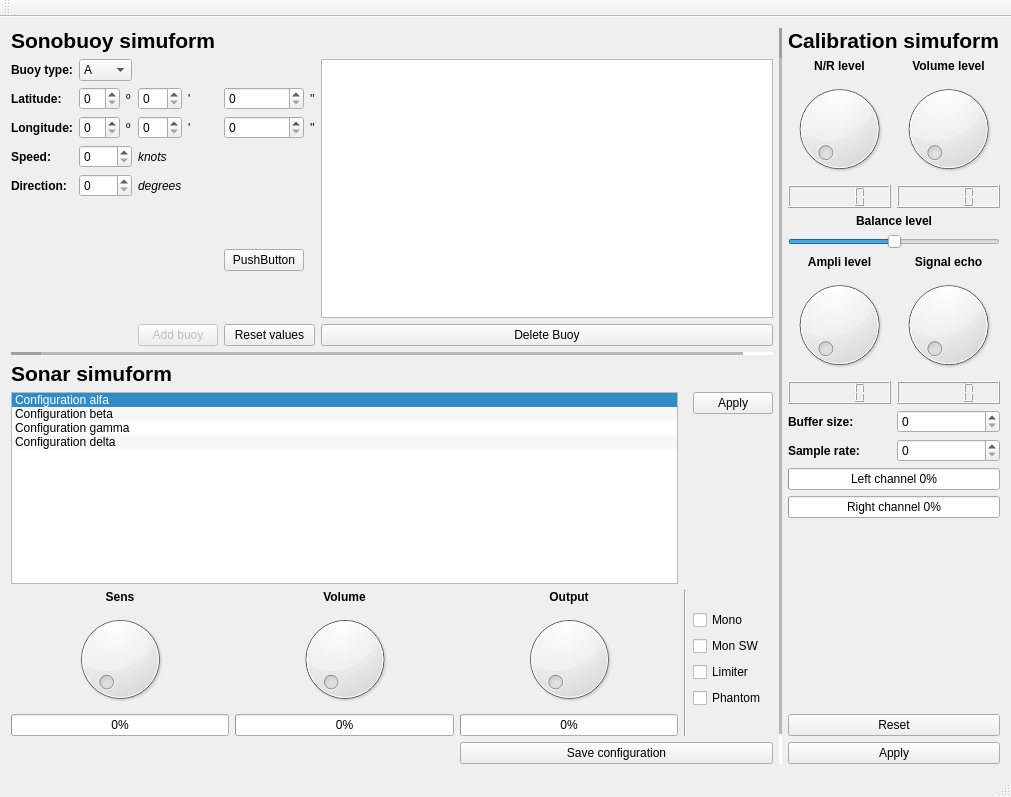
Qt form testbench/desktop/mainwindow.ui (pedromateo/openhmitester) before a commit.
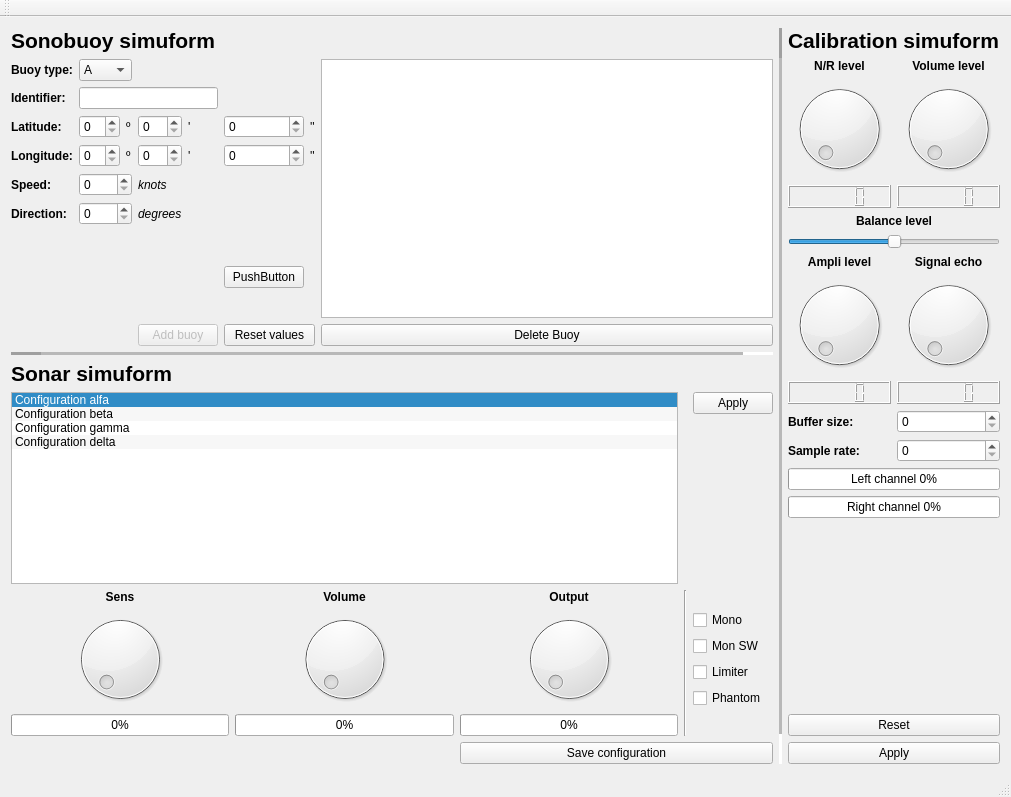
The same form after that commit.

Commit message: refining cross-platform testing

Diff of the .ui file:
```diff
--- a/testbench/desktop/mainwindow.ui
+++ b/testbench/desktop/mainwindow.ui
@@ -22,7 +22,7 @@
       </property>
       <item row="0" column="0">
        <layout class="QGridLayout" name="gridLayout">
-        <item row="2" column="0">
+        <item row="3" column="0">
          <widget class="QLabel" name="label">
           <property name="font">
            <font>
@@ -35,43 +35,43 @@
           </property>
          </widget>
         </item>
-        <item row="2" column="3">
+        <item row="3" column="3">
          <widget class="QSpinBox" name="spinBox"/>
         </item>
-        <item row="2" column="1">
+        <item row="3" column="1">
          <widget class="QSpinBox" name="spinBox_2"/>
         </item>
-        <item row="2" column="5">
+        <item row="3" column="5">
          <widget class="QSpinBox" name="spinBox_3"/>
         </item>
-        <item row="3" column="1">
+        <item row="4" column="1">
          <widget class="QSpinBox" name="spinBox_4"/>
         </item>
-        <item row="3" column="3">
-         <widget class="QSpinBox" name="spinBox_5"/>
-        </item>
-        <item row="3" column="5">
+        <item row="4" column="5">
          <widget class="QSpinBox" name="spinBox_6"/>
         </item>
-        <item row="3" column="0">
-         <widget class="QLabel" name="label_2">
-          <property name="font">
-           <font>
-            <weight>75</weight>
-            <bold>true</bold>
-           </font>
-          </property>
-          <property name="text">
-           <string>Longitude:</string>
-          </property>
-         </widget>
-        </item>
-        <item row="4" column="1" colspan="2">
-         <widget class="QSpinBox" name="spinBox_7"/>
+        <item row="4" column="3">
+         <widget class="QSpinBox" name="spinBox_5"/>
         </item>
         <item row="5" column="1" colspan="2">
+         <widget class="QSpinBox" name="spinBox_7"/>
+        </item>
+        <item row="6" column="1" colspan="2">
          <widget class="QSpinBox" name="spinBox_8"/>
         </item>
+        <item row="4" column="0">
+         <widget class="QLabel" name="label_2">
+          <property name="font">
+           <font>
+            <weight>75</weight>
+            <bold>true</bold>
+           </font>
+          </property>
+          <property name="text">
+           <string>Longitude:</string>
+          </property>
+         </widget>
+        </item>
         <item row="1" column="1" colspan="2">
          <widget class="QComboBox" name="comboBoxBuoyType">
           <item>
@@ -109,7 +109,7 @@
           </property>
          </widget>
         </item>
-        <item row="4" column="0">
+        <item row="5" column="0">
          <widget class="QLabel" name="label_4">
           <property name="font">
            <font>
@@ -122,7 +122,7 @@
           </property>
          </widget>
         </item>
-        <item row="5" column="0">
+        <item row="6" column="0">
          <widget class="QLabel" name="label_5">
           <property name="font">
            <font>
@@ -135,7 +135,14 @@
           </property>
          </widget>
         </item>
-        <item row="4" column="3">
+        <item row="3" column="2">
+         <widget class="QLabel" name="label_8">
+          <property name="text">
+           <string>º</string>
+          </property>
+         </widget>
+        </item>
+        <item row="5" column="3">
          <widget class="QLabel" name="label_6">
           <property name="font">
            <font>
@@ -147,7 +154,14 @@
           </property>
          </widget>
         </item>
-        <item row="5" column="3">
+        <item row="3" column="4">
+         <widget class="QLabel" name="label_9">
+          <property name="text">
+           <string>'</string>
+          </property>
+         </widget>
+        </item>
+        <item row="6" column="3">
          <widget class="QLabel" name="label_7">
           <property name="font">
            <font>
@@ -159,7 +173,7 @@
           </property>
          </widget>
         </item>
-        <item row="6" column="1">
+        <item row="8" column="1">
          <spacer name="verticalSpacer">
           <property name="orientation">
            <enum>Qt::Vertical</enum>
@@ -172,56 +186,42 @@
           </property>
          </spacer>
         </item>
-        <item row="2" column="2">
-         <widget class="QLabel" name="label_8">
-          <property name="text">
-           <string>º</string>
-          </property>
-         </widget>
-        </item>
-        <item row="2" column="4">
-         <widget class="QLabel" name="label_9">
-          <property name="text">
-           <string>'</string>
-          </property>
-         </widget>
-        </item>
-        <item row="2" column="6">
+        <item row="3" column="6">
          <widget class="QLabel" name="label_10">
           <property name="text">
            <string>''</string>
           </property>
          </widget>
         </item>
-        <item row="3" column="2">
+        <item row="4" column="2">
          <widget class="QLabel" name="label_11">
           <property name="text">
            <string>º</string>
           </property>
          </widget>
         </item>
-        <item row="3" column="4">
+        <item row="4" column="4">
          <widget class="QLabel" name="label_12">
           <property name="text">
            <string>'</string>
           </property>
          </widget>
         </item>
-        <item row="3" column="6">
+        <item row="4" column="6">
          <widget class="QLabel" name="label_13">
           <property name="text">
            <string>''</string>
           </property>
          </widget>
         </item>
-        <item row="7" column="5" colspan="2">
+        <item row="9" column="5" colspan="2">
          <widget class="QPushButton" name="pushButton_2">
           <property name="text">
            <string>Reset values</string>
           </property>
          </widget>
         </item>
-        <item row="7" column="3" colspan="2">
+        <item row="9" column="3" colspan="2">
          <widget class="QPushButton" name="pushButton">
           <property name="enabled">
            <bool>false</bool>
@@ -231,20 +231,20 @@
           </property>
          </widget>
         </item>
-        <item row="1" column="7" rowspan="6">
-         <widget class="QListWidget" name="listWidget">
-          <property name="alternatingRowColors">
-           <bool>true</bool>
-          </property>
-         </widget>
-        </item>
-        <item row="7" column="7">
+        <item row="9" column="7">
          <widget class="QPushButton" name="pushButton_3">
           <property name="text">
            <string>Delete Buoy</string>
           </property>
          </widget>
         </item>
+        <item row="8" column="5">
+         <widget class="QPushButton" name="pushButton_4">
+          <property name="text">
+           <string>PushButton</string>
+          </property>
+         </widget>
+        </item>
         <item row="0" column="0" colspan="6">
          <widget class="QLabel" name="label_14">
           <property name="text">
@@ -256,13 +256,29 @@
           </property>
          </widget>
         </item>
-        <item row="6" column="5">
-         <widget class="QPushButton" name="pushButton_4">
+        <item row="2" column="0">
+         <widget class="QLabel" name="label_27">
+          <property name="font">
+           <font>
+            <weight>75</weight>
+            <bold>true</bold>
+           </font>
+          </property>
           <property name="text">
-           <string>PushButton</string>
+           <string>Identifier:</string>
           </property>
          </widget>
         </item>
+        <item row="1" column="7" rowspan="8">
+         <widget class="QListWidget" name="listWidget">
+          <property name="alternatingRowColors">
+           <bool>true</bool>
+          </property>
+         </widget>
+        </item>
+        <item row="2" column="1" colspan="4">
+         <widget class="QLineEdit" name="lineEdit"/>
+        </item>
        </layout>
       </item>
       <item row="0" column="2" rowspan="3">
```
The commit also changes 2 other files.
